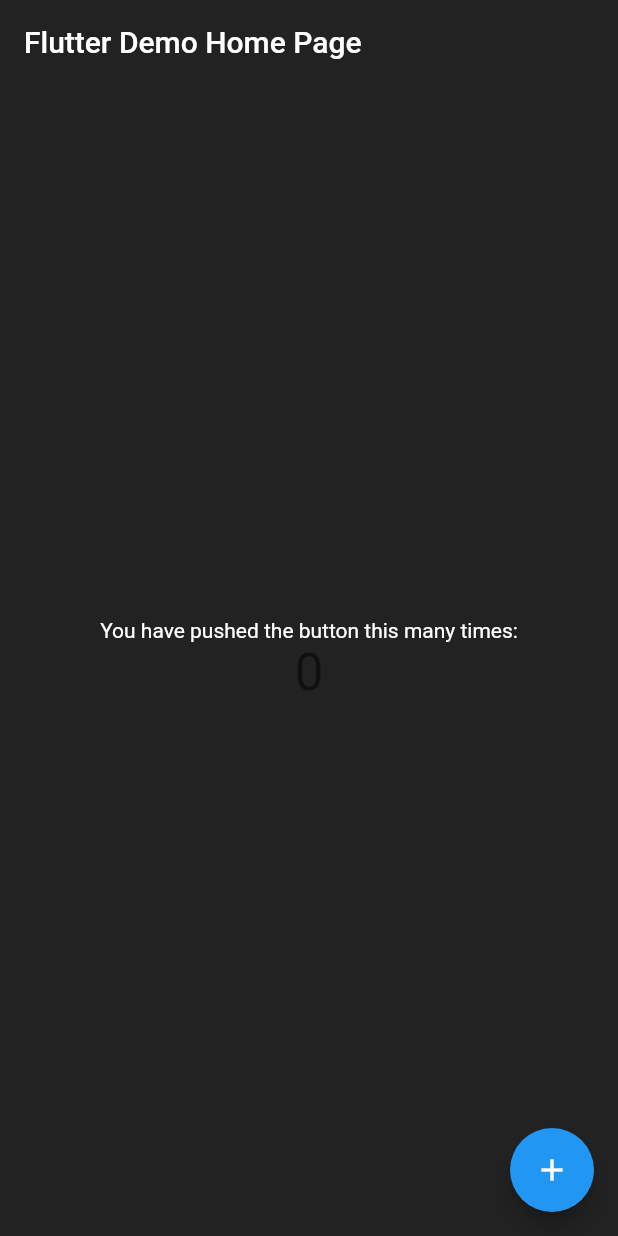
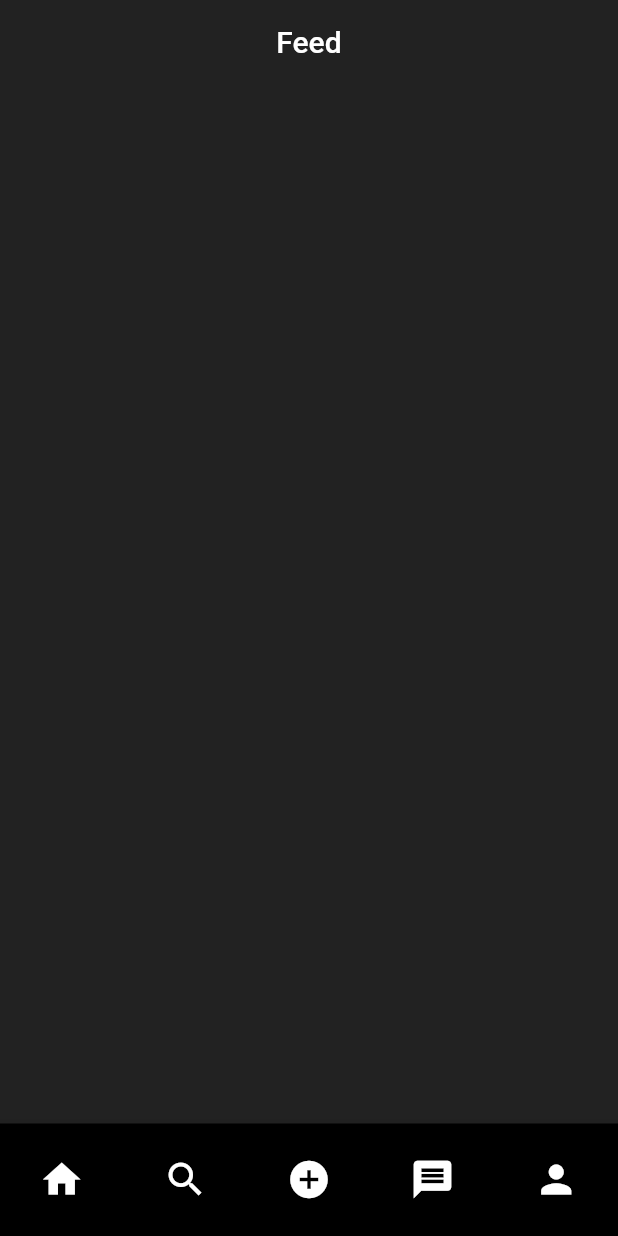
Before and after one commit to sebasvivas1/social-media, a Flutter app: the screen it shows after launch, on a phone screen of 412 x 824 dp. Run offline on Flutter 3.47's test engine with Material 2 defaults, Android fonts, the phone set to English and light mode, and no system bars; our stand-ins replace go_router.

Commit message:
Custom navbar

```diff
--- a/lib/main.dart
+++ b/lib/main.dart
@@ -1,5 +1,8 @@
 import 'package:flutter/material.dart';
-import 'package:social_media_clean_arquitechture_bloc/src/config/app_theme.dart';
+import 'package:social_media_clean_arquitechture_bloc/src/config/app_router.dart';
+
+import 'src/config/app_theme.dart';
+import 'src/shared/presentation/widgets/custom_nav_bar.dart';
 
 void main() {
   runApp(const MyApp());
@@ -11,86 +14,10 @@
   // This widget is the root of your application.
   @override
   Widget build(BuildContext context) {
-    return MaterialApp(
+    return MaterialApp.router(
       title: 'Flutter Demo',
       theme: CustomTheme().theme(),
-      home: const MyHomePage(title: 'Flutter Demo Home Page'),
+      routerConfig: AppRouter().router,
     );
   }
 }
-
-class MyHomePage extends StatefulWidget {
-  const MyHomePage({super.key, required this.title});
-
-  final String title;
-
-  @override
-  State<MyHomePage> createState() => _MyHomePageState();
-}
-
-class _MyHomePageState extends State<MyHomePage> {
-  int _counter = 0;
-
-  void _incrementCounter() {
-    setState(() {
-      // This call to setState tells the Flutter framework that something has
-      // changed in this State, which causes it to rerun the build method below
-      // so that the display can reflect the updated values. If we changed
-      // _counter without calling setState(), then the build method would not be
-      // called again, and so nothing would appear to happen.
-      _counter++;
-    });
-  }
-
-  @override
-  Widget build(BuildContext context) {
-    // This method is rerun every time setState is called, for instance as done
-    // by the _incrementCounter method above.
-    //
-    // The Flutter framework has been optimized to make rerunning build methods
-    // fast, so that you can just rebuild anything that needs updating rather
-    // than having to individually change instances of widgets.
-    return Scaffold(
-      appBar: AppBar(
-        // Here we take the value from the MyHomePage object that was created by
-        // the App.build method, and use it to set our appbar title.
-        title: Text(widget.title),
-      ),
-      body: Center(
-        // Center is a layout widget. It takes a single child and positions it
-        // in the middle of the parent.
-        child: Column(
-          // Column is also a layout widget. It takes a list of children and
-          // arranges them vertically. By default, it sizes itself to fit its
-          // children horizontally, and tries to be as tall as its parent.
-          //
-          // Invoke "debug painting" (press "p" in the console, choose the
-          // "Toggle Debug Paint" action from the Flutter Inspector in Android
-          // Studio, or the "Toggle Debug Paint" command in Visual Studio Code)
-          // to see the wireframe for each widget.
-          //
-          // Column has various properties to control how it sizes itself and
-          // how it positions its children. Here we use mainAxisAlignment to
-          // center the children vertically; the main axis here is the vertical
-          // axis because Columns are vertical (the cross axis would be
-          // horizontal).
-          mainAxisAlignment: MainAxisAlignment.center,
-          children: <Widget>[
-            const Text(
-              'You have pushed the button this many times:',
-            ),
-            Text(
-              '$_counter',
-              style: Theme.of(context).textTheme.headlineMedium,
-            ),
-          ],
-        ),
-      ),
-      floatingActionButton: FloatingActionButton(
-        onPressed: _incrementCounter,
-        tooltip: 'Increment',
-        child: const Icon(Icons.add),
-      ), // This trailing comma makes auto-formatting nicer for build methods.
-    );
-  }
-}
--- a/lib/src/config/app_router.dart
+++ b/lib/src/config/app_router.dart
@@ -0,0 +1,75 @@
+import 'dart:async';
+
+import 'package:flutter/material.dart';
+import 'package:go_router/go_router.dart';
+
+import '../features/auth/presentation/view/login_screen.dart';
+import '../features/auth/presentation/view/signup_screen.dart';
+import '../features/feed/presentation/view/discover_screen.dart';
+import '../features/feed/presentation/view/feed_screen.dart';
+
+class AppRouter {
+  AppRouter();
+
+  late final GoRouter router = GoRouter(
+    routes: <GoRoute>[
+      GoRoute(
+        path: '/',
+        name: 'feed',
+        builder: (BuildContext context, GoRouterState state) {
+          return const FeedScreen();
+        },
+      ),
+      GoRoute(
+        path: '/discover',
+        name: 'discover',
+        builder: (BuildContext context, GoRouterState state) {
+          return DiscoverScreen();
+        },
+        routes: [
+          GoRoute(
+            name: 'user',
+            path: ':userId',
+            builder: (BuildContext context, GoRouterState state) {
+              return Container();
+            },
+          )
+        ],
+      ),
+      GoRoute(
+        path: '/login',
+        name: 'login',
+        builder: (BuildContext context, GoRouterState state) {
+          return LoginScreen();
+        },
+      ),
+      GoRoute(
+        path: '/signup',
+        name: 'signup',
+        builder: (BuildContext context, GoRouterState state) {
+          return SignupScreen();
+        },
+      ),
+    ],
+    // TODO redirect user to login screen when not authenticated
+    // else, go to feed
+    // redirect:
+  );
+}
+
+class GoRouterRefreshStream extends ChangeNotifier {
+  GoRouterRefreshStream(Stream<dynamic> stream) {
+    notifyListeners();
+    _subscription = stream.asBroadcastStream().listen(
+          (dynamic) => notifyListeners(),
+        );
+  }
+
+  late final StreamSubscription<dynamic> _subscription;
+
+  @override
+  void dispose() {
+    _subscription.cancel();
+    super.dispose();
+  }
+}
--- /dev/null
+++ b/lib/src/features/feed/presentation/view/feed_screen.dart
@@ -0,0 +1,19 @@
+import 'package:flutter/material.dart';
+
+import '../../../../shared/presentation/widgets/custom_nav_bar.dart';
+
+class FeedScreen extends StatelessWidget {
+  const FeedScreen({super.key});
+
+  @override
+  Widget build(BuildContext context) {
+    return Scaffold(
+      appBar: AppBar(
+        title: const Center(
+          child: Text('Feed'),
+        ),
+      ),
+      bottomNavigationBar: const CustomNavBar(),
+    );
+  }
+}
--- /dev/null
+++ b/lib/src/shared/presentation/widgets/custom_nav_bar.dart
@@ -0,0 +1,51 @@
+import 'package:flutter/material.dart';
+import 'package:go_router/go_router.dart';
+
+class CustomNavBar extends StatelessWidget {
+  const CustomNavBar({super.key});
+
+  @override
+  Widget build(BuildContext context) {
+    return BottomAppBar(
+      notchMargin: 10,
+      color: Colors.black,
+      child: SizedBox(
+        height: 75,
+        child: Row(
+          mainAxisAlignment: MainAxisAlignment.spaceAround,
+          children: [
+            IconButton(
+              onPressed: () {
+                context.goNamed('feed');
+              },
+              iconSize: 30,
+              icon: const Icon(Icons.home),
+            ),
+            IconButton(
+              onPressed: () {
+                context.goNamed('discover');
+              },
+              iconSize: 30,
+              icon: const Icon(Icons.search),
+            ),
+            IconButton(
+              onPressed: () {},
+              iconSize: 30,
+              icon: const Icon(Icons.add_circle),
+            ),
+            IconButton(
+              onPressed: () {},
+              iconSize: 30,
+              icon: const Icon(Icons.message),
+            ),
+            IconButton(
+              onPressed: () {},
+              iconSize: 30,
+              icon: const Icon(Icons.person),
+            ),
+          ],
+        ),
+      ),
+    );
+  }
+}
--- /dev/null
+++ b/lib/src/shared/presentation/widgets/widgets.dart
@@ -0,0 +1 @@
+export './custom_nav_bar.dart';
```
Also changed, not shown: lib/src/features/auth/presentation/view/login_screen.dart (added, +14 -0 lines), lib/src/features/auth/presentation/view/signup_screen.dart (added, +14 -0 lines), lib/src/features/feed/presentation/view/discover_screen.dart (added, +19 -0 lines).
